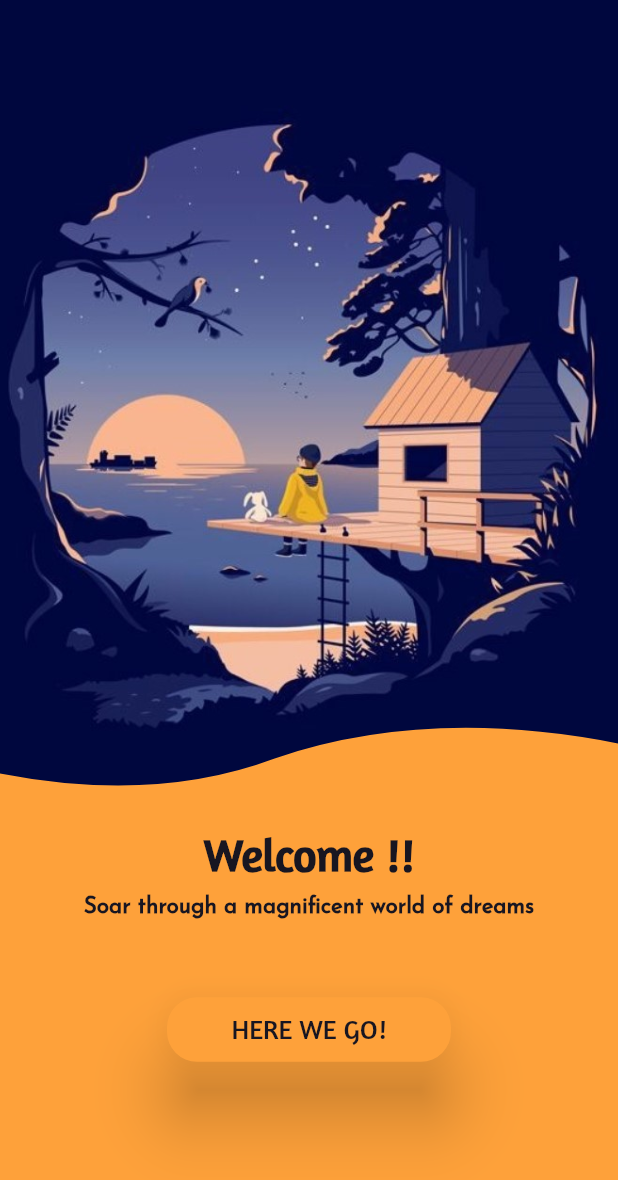
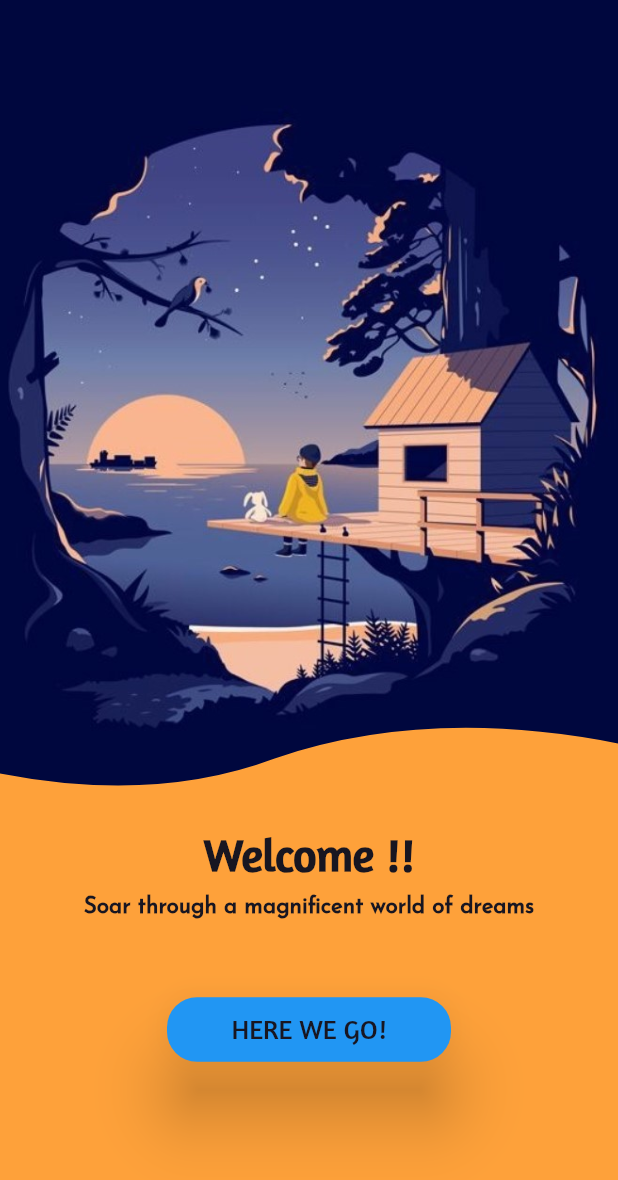
Before and after one commit to abhaysingh96/KidsMagazine, a Flutter app: the screen it shows after launch, on a phone screen of 412 x 824 dp. Shown: the top 1180 px of the screen. Run offline on Flutter 3.47's test engine with Material 2 defaults, Android fonts, the phone set to English and light mode, and no system bars; our stand-ins replace cloud_firestore, file_picker, firebase_auth, firebase_core, firebase_storage, flutter_tts and 2 more; accounts and stored records are empty.

Commit message:
Update welcome.dart

```diff
--- a/kids_magazine/lib/welcome.dart
+++ b/kids_magazine/lib/welcome.dart
@@ -1,6 +1,9 @@
+import 'dart:math';
 
 import 'package:flutter/material.dart';
 import 'package:kids_magazine/select.dart';
+import 'package:kids_magazine/transliterate.dart';
+import 'package:flutter/material.dart';
 
 class WelcomePage extends StatefulWidget {
   @override
@@ -66,16 +69,23 @@ class _WelcomePageState extends State<WelcomePage> {
                     ),
                   ),
                   SizedBox(height: 50.0),
-                  RaisedButton(
-                    padding: EdgeInsets.fromLTRB(41.0, 12.0, 41.0, 9.0),
-                    elevation: 20.0,
-                    shape: RoundedRectangleBorder(
+                  ElevatedButton(
+                    style: ElevatedButton.styleFrom(
+                           padding: const EdgeInsets.fromLTRB(41.0, 12.0, 41.0, 9.0),
+                           elevation: 20.0,
+                           shape: RoundedRectangleBorder(
                       side: BorderSide(
                         color: Colors.transparent,
                       ),
                       borderRadius: BorderRadius.circular(20.0),
                     ),
-                    color: Color(0xFFfea13a),
+
+                       foregroundColor: Colors.black, // Background color
+                       //disabledForegroundColor: Colors.black,// text color // DO IT PROPERLY
+                    ),
+
+
+
                     onPressed: () {
                       Navigator.push(
                         context,
```
